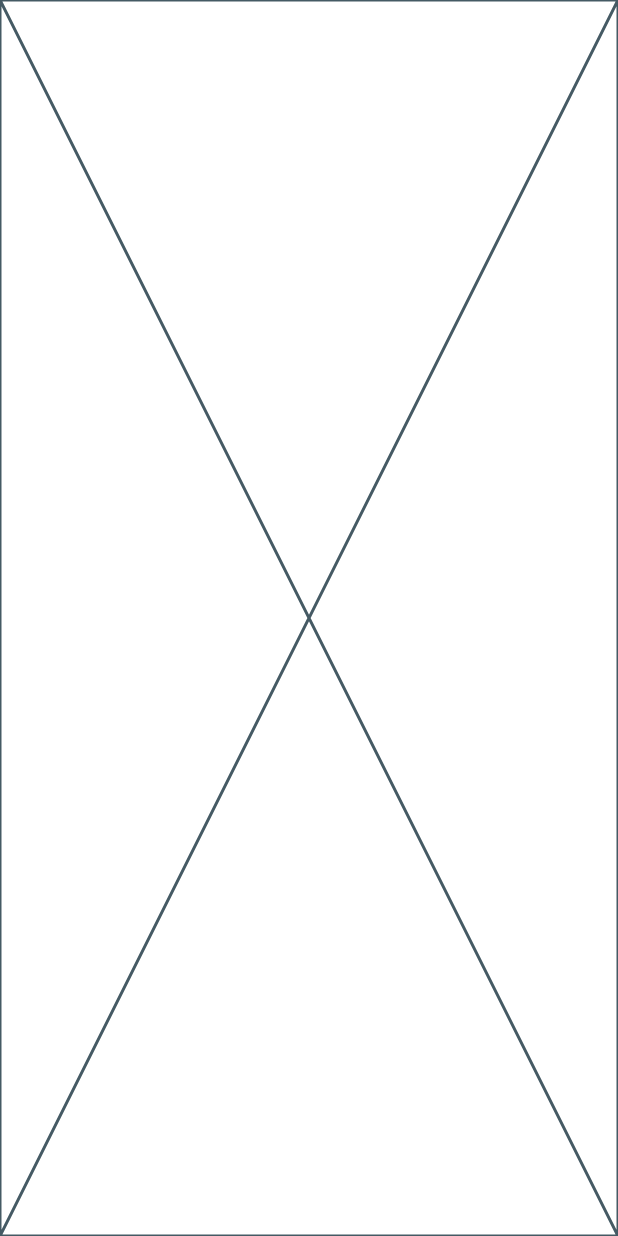
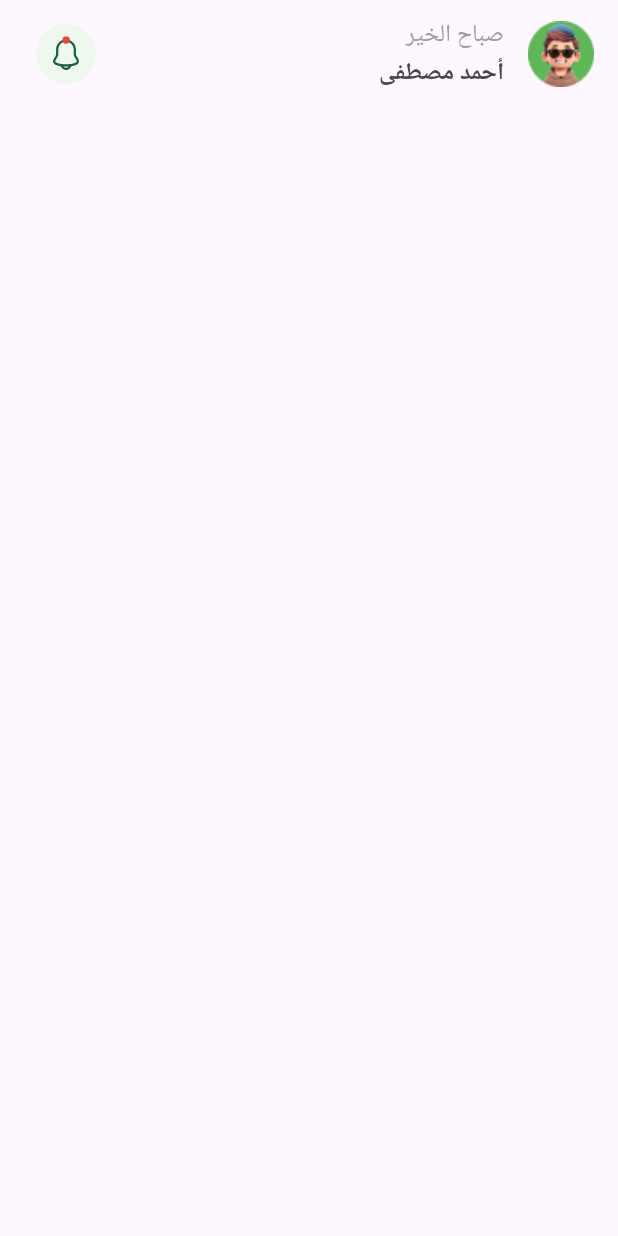
Before and after one commit to mohammed-shaneaf/flutter-daily-challenges, a Flutter app: the screen it shows after launch, on a phone screen of 412 x 824 dp. Run offline on Flutter 3.47's test engine with Material 3 defaults, Android fonts, the phone set to English and light mode, and no system bars; our stand-ins replace flutter_rating, flutter_svg, smooth_page_indicator.

Commit message:
feat(ui) : day 002 - complete header section

```diff
--- a/lib/days/day_002_ecommerce_home_page/screen_day_two.dart
+++ b/lib/days/day_002_ecommerce_home_page/screen_day_two.dart
@@ -1,10 +1,27 @@
 import 'package:flutter/material.dart';
+import 'package:flutter_challenges/days/day_002_ecommerce_home_page/widgets/header_content.dart';
 
 class ScreenDayTwo extends StatelessWidget {
   const ScreenDayTwo({super.key});
 
   @override
   Widget build(BuildContext context) {
-    return const Placeholder();
+    return Scaffold(
+      body: SafeArea(
+        child: CustomScrollView(
+          slivers: [
+            SliverPadding(padding: const EdgeInsets.symmetric(horizontal: 16)),
+            SliverAppBar(
+              floating: true,
+              pinned: true,
+              snap: true,
+              stretch: true,
+              expandedHeight: 150,
+              flexibleSpace: FlexibleSpaceBar(background: HeaderContent()),
+            ),
+          ],
+        ),
+      ),
+    );
   }
 }
--- /dev/null
+++ b/lib/days/day_002_ecommerce_home_page/widgets/header_content.dart
@@ -0,0 +1,22 @@
+import 'package:flutter/material.dart';
+import 'package:flutter_svg/flutter_svg.dart';
+
+class HeaderContent extends StatelessWidget {
+  const HeaderContent({super.key});
+
+  @override
+  Widget build(BuildContext context) {
+    return Directionality(
+      textDirection: TextDirection.rtl,
+      child: ListTile(
+        leading: Image.asset('assets/images/avatar.png'),
+        title: Text('صباح الخير ', style: TextStyle(color: Colors.grey)),
+        subtitle: Text(
+          'أحمد مصطفى',
+          style: TextStyle(fontWeight: FontWeight.bold, fontSize: 16),
+        ),
+        trailing: SvgPicture.asset('assets/svgs/notification_button.svg', height: 40),
+      ),
+    );
+  }
+}
--- a/pubspec.yaml
+++ b/pubspec.yaml
@@ -52,6 +52,7 @@ flutter:
   # To add assets to your application, add an assets section, like this:
   assets:
     - assets/images/
+    - assets/svgs/
   # An image asset can refer to one or more resolution-specific "variants", see
   # https://flutter.dev/to/resolution-aware-images
   # For details regarding adding assets from package dependencies, see
```
Also changed, not shown: assets/images/avatar.png (added), assets/svgs/avatar.svg (added), assets/svgs/notification_button.svg (added).
